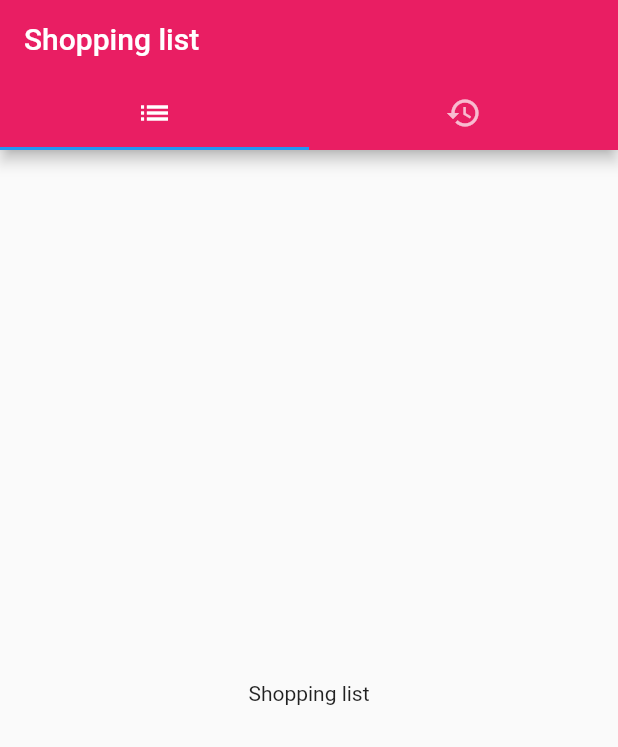
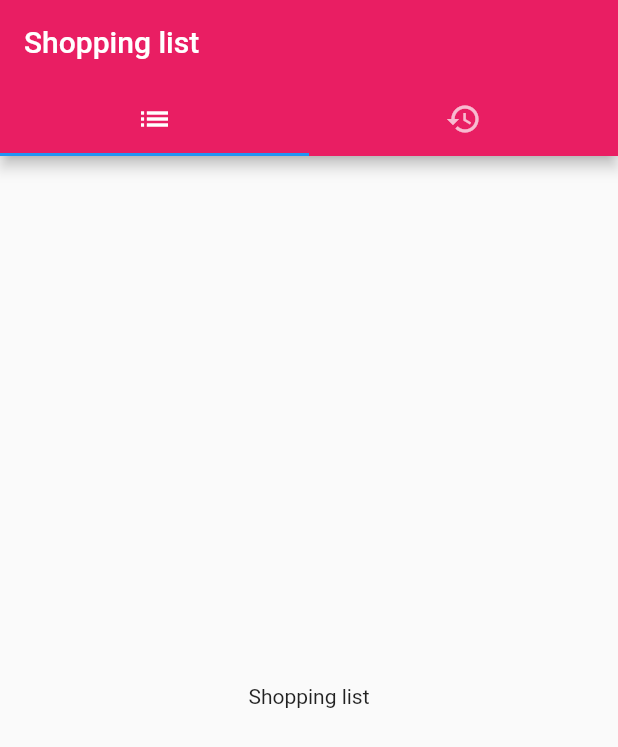
Before and after one commit to siretjorro/shopping-list-app, a Flutter app: the screen it shows after launch, on a phone screen of 412 x 824 dp. Shown: the top 747 px of the screen. Run offline on Flutter 3.47's test engine with Material 2 defaults, Android fonts, the phone set to English and light mode, and no system bars.

Commit message:
remove custom app bar

```diff
--- a/lib/main.dart
+++ b/lib/main.dart
@@ -1,5 +1,4 @@
 import 'package:flutter/material.dart';
-import 'widgets/shoppinglistappbar.dart';
 import 'screens/archive.dart';
 import 'screens/shoppinglist.dart';
 
@@ -13,7 +12,16 @@ class MyApp extends StatelessWidget {
       home: DefaultTabController(
         length: 2,
         child: Scaffold(
-          appBar: ShoppingListAppBar(),
+          appBar: AppBar(
+            bottom: TabBar(
+              tabs: [
+                Tab(icon: Icon(Icons.list)),
+                Tab(icon: Icon(Icons.history)),
+              ],
+            ),
+            title: Text("Shopping list"),
+            backgroundColor: Colors.pink,
+          ),
           body: TabBarView(
             children: [
               ShoppingList(),
--- a/lib/widgets/shoppinglistappbar.dart
+++ /dev/null
@@ -1,20 +0,0 @@
-import 'package:flutter/material.dart';
-
-class ShoppingListAppBar extends StatelessWidget with PreferredSizeWidget {
-  @override
-  Widget build(BuildContext context) {
-    return AppBar(
-      bottom: TabBar(
-        tabs: [
-          Tab(icon: Icon(Icons.list)),
-          Tab(icon: Icon(Icons.history)),
-        ],
-      ),
-      title: Text("Shopping list"),
-      backgroundColor: Colors.pink,
-    );
-  }
-
-  @override
-  Size get preferredSize => Size.fromHeight(100);
-}
```
